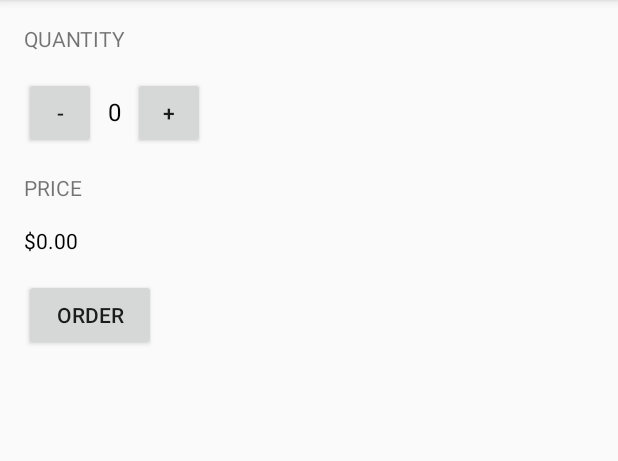
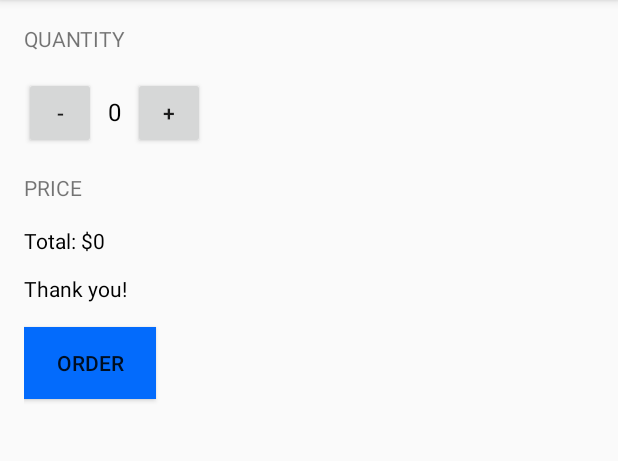
Before and after one commit to chungkev7/Just-Java, an Android app: the screen it shows after launch (MainActivity), after a tap on "ORDER", on a phone screen of 412 x 824 dp, the part 84-545 px from its top. Run offline under Robolectric (Android 15) with nearby library versions, the phone set to English and light mode, and no system bars.

Commit message:
Added additional message on submit and changed submit button background color

```diff
--- a/app/src/main/java/com/example/android/justjava/MainActivity.java
+++ b/app/src/main/java/com/example/android/justjava/MainActivity.java
@@ -36,11 +36,14 @@ public class MainActivity extends AppCompatActivity {
         }
         display(quantity);
     }
+
     /**
      * This method is called when the order button is clicked.
      */
     public void submitOrder(View view) {
-        displayPrice(quantity * 5);
+        int price = quantity * 5;
+        String priceMessage="Total: $" + price + "\n\nThank you!";
+        displayMessage(priceMessage);
     }
 
     /**
@@ -59,4 +62,11 @@ public class MainActivity extends AppCompatActivity {
         priceTextView.setText(NumberFormat.getCurrencyInstance().format(number));
     }
 
+    /**
+     * This method displays the given text on the screen
+     */
+    private void displayMessage(String message) {
+        TextView priceTextView = (TextView) findViewById(R.id.price_text_view);
+        priceTextView.setText(message);
+    }
 }
--- a/app/src/main/res/layout/activity_main.xml
+++ b/app/src/main/res/layout/activity_main.xml
@@ -66,6 +66,7 @@
         android:layout_height="wrap_content"
         android:layout_marginTop="16dp"
         android:onClick="submitOrder"
+        android:background="#036bfc"
         android:text="Order" />
 
 </LinearLayout>
```
